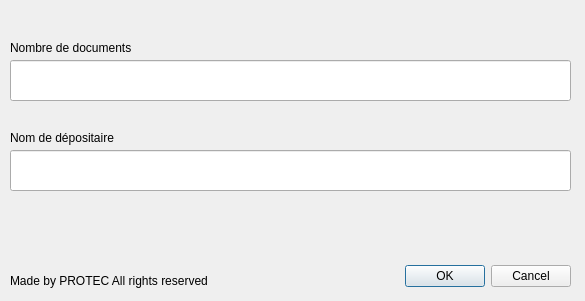
The window that main.ui (djamelhemch/OPGI-OCR-PROJECT) describes before a commit, drawn with Qt 5.
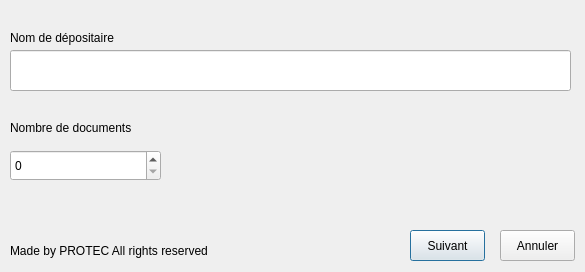
The same window after the commit. Icons and pictures are not drawn.

Commit message: add number only input.

Diff of the .ui file:
```diff
--- a/main.ui
+++ b/main.ui
@@ -7,7 +7,7 @@
     <x>0</x>
     <y>0</y>
     <width>585</width>
-    <height>301</height>
+    <height>272</height>
    </rect>
   </property>
   <property name="minimumSize">
@@ -28,40 +28,11 @@
   <property name="windowTitle">
    <string>Dialog</string>
   </property>
-  <widget class="QDialogButtonBox" name="buttonBox">
+  <widget class="QLabel" name="label2">
    <property name="geometry">
     <rect>
-     <x>140</x>
-     <y>260</y>
-     <width>431</width>
-     <height>32</height>
-    </rect>
-   </property>
-   <property name="cursor">
-    <cursorShape>CrossCursor</cursorShape>
-   </property>
-   <property name="orientation">
-    <enum>Qt::Horizontal</enum>
-   </property>
-   <property name="standardButtons">
-    <set>QDialogButtonBox::Cancel|QDialogButtonBox::Ok</set>
-   </property>
-  </widget>
-  <widget class="QLineEdit" name="lineEdit">
-   <property name="geometry">
-    <rect>
      <x>10</x>
-     <y>60</y>
-     <width>561</width>
-     <height>41</height>
-    </rect>
-   </property>
-  </widget>
-  <widget class="QLabel" name="doc_nb">
-   <property name="geometry">
-    <rect>
-     <x>10</x>
-     <y>40</y>
+     <y>120</y>
      <width>131</width>
      <height>16</height>
     </rect>
@@ -74,7 +45,7 @@
    <property name="geometry">
     <rect>
      <x>10</x>
-     <y>150</y>
+     <y>50</y>
      <width>561</width>
      <height>41</height>
     </rect>
@@ -84,7 +55,7 @@
    <property name="geometry">
     <rect>
      <x>10</x>
-     <y>130</y>
+     <y>30</y>
      <width>231</width>
      <height>16</height>
     </rect>
@@ -97,7 +68,7 @@
    <property name="geometry">
     <rect>
      <x>10</x>
-     <y>270</y>
+     <y>240</y>
      <width>281</width>
      <height>21</height>
     </rect>
@@ -121,6 +92,42 @@
     <pixmap>E:/PROTEC FILES/Protec Ressources/Standard Logo Files protec/Monochrome on Transparent.png</pixmap>
    </property>
   </widget>
+  <widget class="QPushButton" name="btn_next">
+   <property name="geometry">
+    <rect>
+     <x>410</x>
+     <y>230</y>
+     <width>75</width>
+     <height>31</height>
+    </rect>
+   </property>
+   <property name="text">
+    <string>Suivant</string>
+   </property>
+  </widget>
+  <widget class="QPushButton" name="btn_cancel">
+   <property name="geometry">
+    <rect>
+     <x>500</x>
+     <y>230</y>
+     <width>75</width>
+     <height>31</height>
+    </rect>
+   </property>
+   <property name="text">
+    <string>Annuler</string>
+   </property>
+  </widget>
+  <widget class="QSpinBox" name="nb_docs">
+   <property name="geometry">
+    <rect>
+     <x>10</x>
+     <y>150</y>
+     <width>151</width>
+     <height>31</height>
+    </rect>
+   </property>
+  </widget>
  </widget>
  <resources/>
  <connections>
```
Left out of the diff: 39 changed lines with no effect on the pictures. The commit also changes 1 other file.
